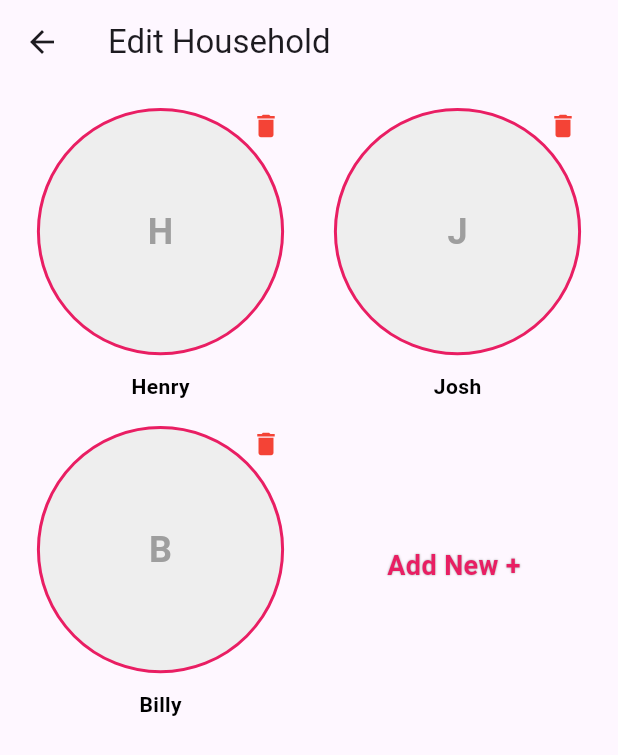
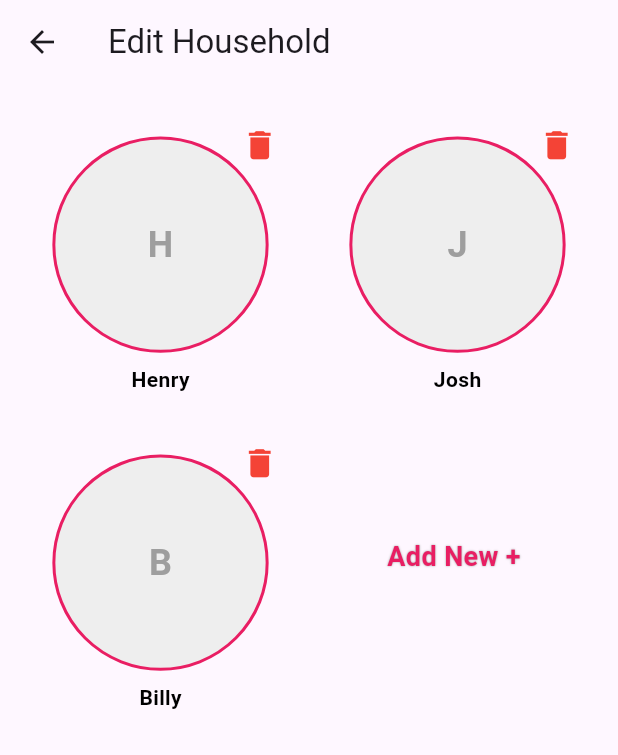
Before and after one commit to Jdd2020/rumii, a Flutter app: the EditHousehold screen opened directly, on a phone screen of 412 x 824 dp. Shown: the top 755 px of the screen. Run offline on Flutter 3.47's test engine with Material 3 defaults, Android fonts, the phone set to English and light mode, and no system bars; missing offline and left inert: dart:ffi.

Commit message:
edit household layout

```diff
--- a/lib/views/Dashboard/edit_household_view.dart
+++ b/lib/views/Dashboard/edit_household_view.dart
@@ -41,7 +41,7 @@ class _EditHouseholdState extends State<EditHousehold> {
         title: const Text('Edit Household'),
       ),
       body: Padding(
-        padding: const EdgeInsets.all(16.0),
+        padding: const EdgeInsets.fromLTRB(16, 35, 16, 0),
         child: GridView.builder(
           gridDelegate: const SliverGridDelegateWithFixedCrossAxisCount(
             crossAxisCount: 2,
@@ -49,7 +49,6 @@ class _EditHouseholdState extends State<EditHousehold> {
             mainAxisSpacing: 30.0,
             childAspectRatio: 1.0,
           ),
-
           itemCount: householdMembers.length + 1,
           itemBuilder: (context, index) {
             if (index == householdMembers.length) {
@@ -60,7 +59,7 @@ class _EditHouseholdState extends State<EditHousehold> {
               child: Column(
                 children: [
                  // _buildAddUserCircle(),
-                  const SizedBox(height: 80.0),
+                  const SizedBox(height: 55.0),
                   Text(
                     'Add New + \n',
                     style: TextStyle(
@@ -110,9 +109,8 @@ class _EditHouseholdState extends State<EditHousehold> {
         }
       },
       child: Container(
-        width: MediaQuery.of(context).size.width * 0.4,
-        height: MediaQuery.of(context).size.width * 0.4,
-        margin: EdgeInsets.only(bottom: 3.0),
+        width: MediaQuery.of(context).size.width * 0.35,
+        height: MediaQuery.of(context).size.width * 0.35,
         decoration: BoxDecoration(
           shape: BoxShape.circle,
           border: Border.all(
@@ -135,15 +133,15 @@ class _EditHouseholdState extends State<EditHousehold> {
               ),
             ),
             Align(
-              alignment: Alignment.topRight,
+              alignment: Alignment(1.15, -1.15),
               child: GestureDetector(
                 onTap: () {
                   _showDeleteConfirmationDialog(userName);
                 },
-                child: Icon(
+                child: const Icon(
                   Icons.delete,
                   color: Colors.red,
-                  size: 20.0,
+                  size: 25.0,
                 ),
               ),
             ),
```
Also changed, not shown: 1 other file.
